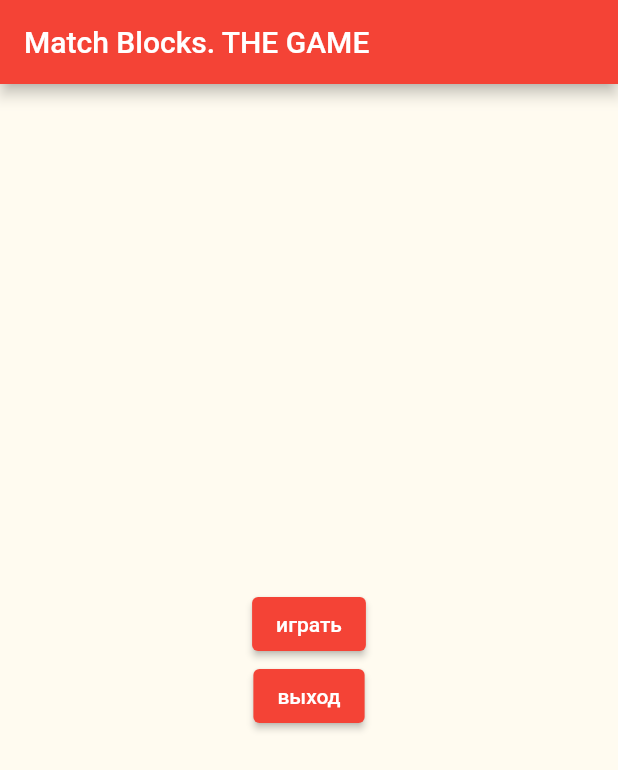
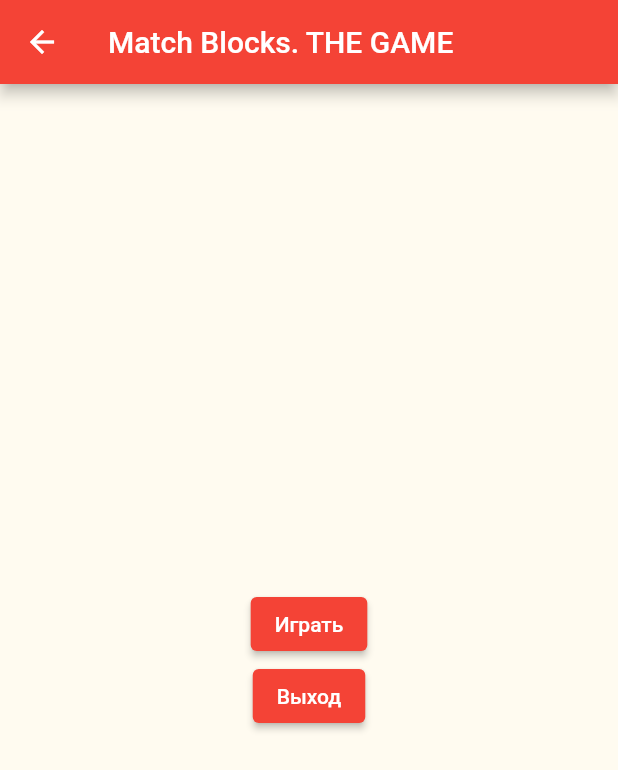
Before and after one commit to EvgrafovBTW/match_block_the_game, a Flutter app: the MainMenu screen opened directly, on a phone screen of 412 x 824 dp. Shown: the top 770 px of the screen. Run offline on Flutter 3.47's test engine with Material 2 defaults, Android fonts, the phone set to English and light mode, and no system bars.

Commit message:
сделал генерацию поля, обновление поля, изменил структуру проекта, роутинг

```diff
--- /dev/null
+++ b/lib/constants/colors.dart
@@ -0,0 +1,4 @@
+import 'package:flutter/material.dart';
+
+const Color scaffoldBackground = Color.fromARGB(255, 255, 251, 240);
+MaterialColor pimaryColor = Colors.red;
--- /dev/null
+++ b/lib/constants/text_constants.dart
@@ -0,0 +1,3 @@
+const String mainTitle = "Match Blocks. THE GAME";
+const String play = 'Играть';
+const String exit = 'Выход';
--- a/lib/main.dart
+++ b/lib/main.dart
@@ -1,51 +1,31 @@
-import 'package:flutter/cupertino.dart';
+import 'package:blockgame/constants/colors.dart';
+import 'package:blockgame/router/app_router.dart';
 import 'package:flutter/material.dart';
 
+import 'constants/text_constants.dart';
+
 void main() {
-  runApp(App());
+  runApp(const App());
 }
 
-const String title = 'Match Blocks. THE GAME';
-
-class App extends StatelessWidget {
+class App extends StatefulWidget {
   const App({Key? key}) : super(key: key);
 
   @override
+  State<App> createState() => _AppState();
+}
+
+class _AppState extends State<App> {
+  final AppRouter router = AppRouter();
+  @override
   Widget build(BuildContext context) => MaterialApp(
         debugShowCheckedModeBanner: false,
-        title: title,
+        title: mainTitle,
         theme: ThemeData(
-          scaffoldBackgroundColor: Color.fromARGB(255, 255, 251, 240),
-          primaryColor: Colors.red,
-          primarySwatch: Colors.red,
+          scaffoldBackgroundColor: scaffoldBackground,
+          primarySwatch: pimaryColor,
         ),
-        home: MainMenu(),
+        initialRoute: '/',
+        onGenerateRoute: router.onGeneratedRouter,
       );
 }
-
-class MainMenu extends StatefulWidget {
-  const MainMenu({Key? key}) : super(key: key);
-
-  @override
-  State<MainMenu> createState() => _MainMenuState();
-}
-
-class _MainMenuState extends State<MainMenu> {
-  @override
-  Widget build(BuildContext context) {
-    return Scaffold(
-      appBar: AppBar(
-        backgroundColor: Colors.red,
-        title: Text(title),
-      ),
-      body: SafeArea(
-        child: Center(
-            child:
-                Column(mainAxisAlignment: MainAxisAlignment.center, children: [
-          ElevatedButton(onPressed: () {}, child: Text('играть')),
-          ElevatedButton(onPressed: () {}, child: Text('выход'))
-        ])),
-      ),
-    );
-  }
-}
--- /dev/null
+++ b/lib/presentation/components/appbars/main_appbar.dart
@@ -0,0 +1,18 @@
+import 'package:flutter/cupertino.dart';
+import 'package:flutter/material.dart';
+
+class MainAppBar extends StatelessWidget with PreferredSizeWidget {
+  final String title;
+  const MainAppBar({Key? key, required this.title}) : super(key: key);
+
+  @override
+  Widget build(BuildContext context) {
+    return AppBar(
+      backgroundColor: Colors.red,
+      title: Text(title),
+    );
+  }
+
+  @override
+  Size get preferredSize => const Size.fromHeight(kToolbarHeight);
+}
--- /dev/null
+++ b/lib/presentation/screens/main_screen.dart
@@ -0,0 +1,39 @@
+import 'package:flutter/material.dart';
+import 'package:flutter/services.dart';
+
+import '../../constants/text_constants.dart';
+import '../components/appbars/main_appbar.dart';
+
+class MainMenu extends StatefulWidget {
+  const MainMenu({Key? key}) : super(key: key);
+
+  @override
+  State<MainMenu> createState() => _MainMenuState();
+}
+
+class _MainMenuState extends State<MainMenu> {
+  @override
+  Widget build(BuildContext context) {
+    return Scaffold(
+      appBar: const MainAppBar(
+        title: mainTitle,
+      ),
+      body: SafeArea(
+        child: Center(
+            child:
+                Column(mainAxisAlignment: MainAxisAlignment.center, children: [
+          ElevatedButton(
+              onPressed: () {
+                Navigator.pushNamed(context, '/game');
+              },
+              child: const Text(play)),
+          ElevatedButton(
+              onPressed: () {
+                SystemNavigator.pop();
+              },
+              child: const Text(exit))
+        ])),
+      ),
+    );
+  }
+}
--- a/lib/router/app_router.dart
+++ b/lib/router/app_router.dart
@@ -1,13 +1,15 @@
-import 'package:blockgame/game/game.dart';
+import 'package:blockgame/presentation/screens/game.dart';
 import 'package:blockgame/main.dart';
 import 'package:flutter/cupertino.dart';
 import 'package:flutter/material.dart';
+
+import '../presentation/screens/main_screen.dart';
 
 class AppRouter {
   Route onGeneratedRouter(RouteSettings settings) {
     switch (settings.name) {
       case '/':
-        return CupertinoPageRoute(builder: (builder) => const App());
+        return CupertinoPageRoute(builder: (builder) => const MainMenu());
       case '/game':
         return CupertinoPageRoute(builder: (builder) => const Game());
       default:
```
Also changed, not shown: lib/game/game.dart (deleted, +0 -15 lines), lib/presentation/components/game_elements/game_cell.dart (added, +25 -0 lines), lib/presentation/screens/game.dart (added, +76 -0 lines).
